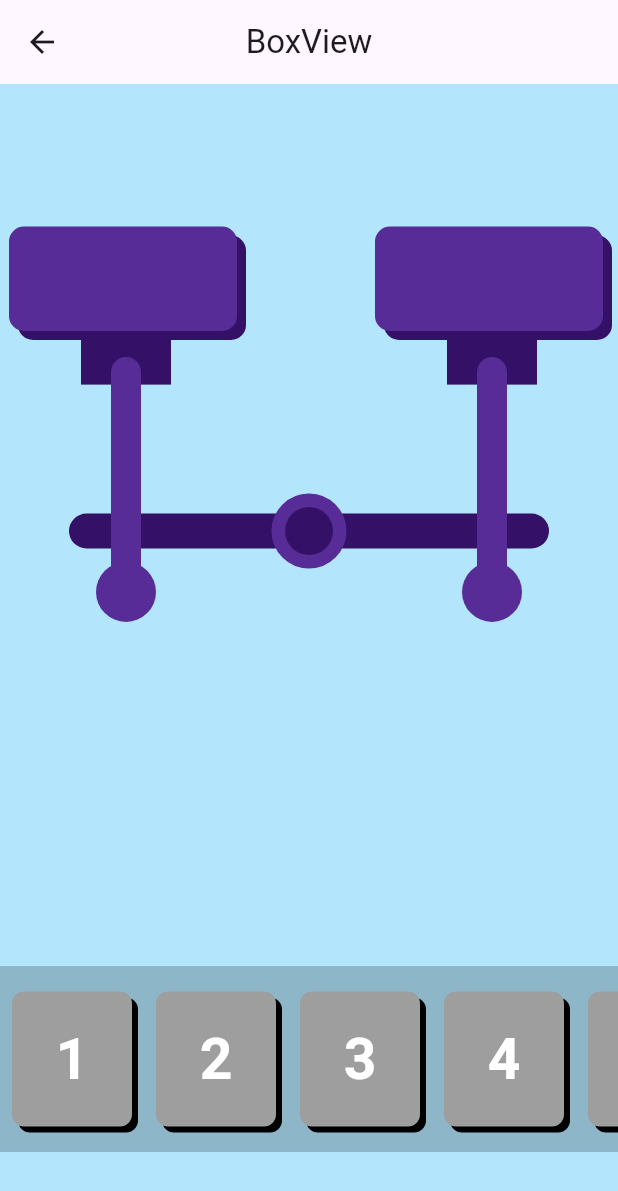
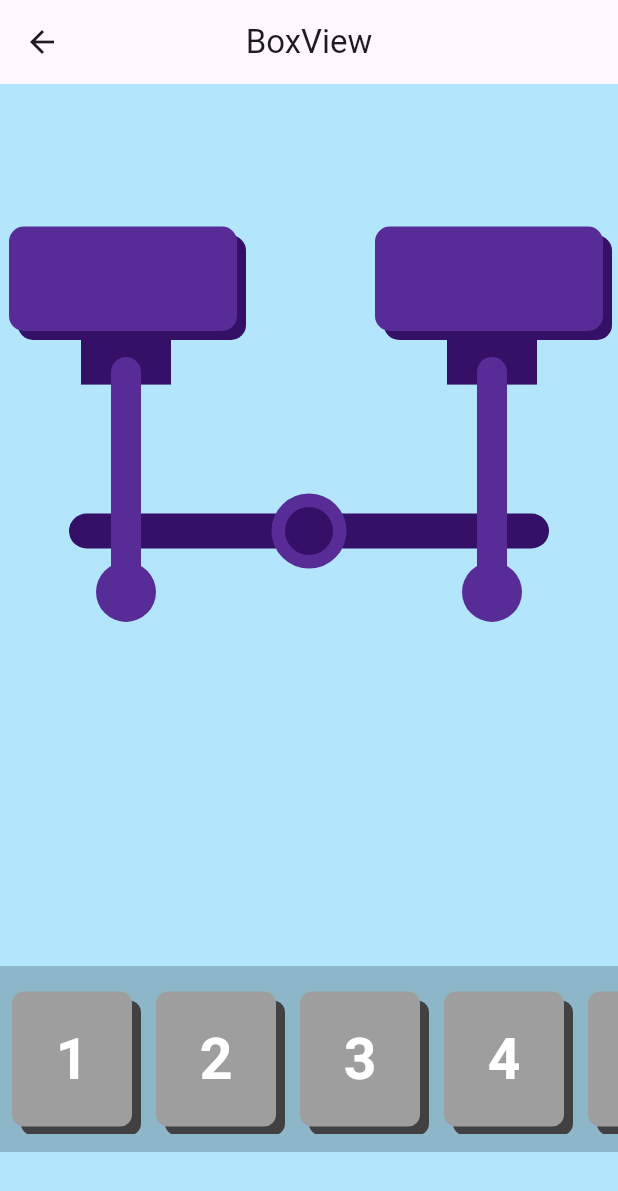
Before and after one commit to yeetologist/Number-Scaler, a Flutter app: the BoxView screen opened by its route, on a phone screen of 412 x 824 dp. Shown: the top 1191 px of the screen. Run offline on Flutter 3.47's test engine with Material 3 defaults, Android fonts, the phone set to English and light mode, and no system bars; our stand-ins replace get.

Commit message:
fix: colorsceme in number box drag

```diff
--- a/lib/app/global_widgets/number_box.dart
+++ b/lib/app/global_widgets/number_box.dart
@@ -23,15 +23,15 @@ class NumberBox extends StatelessWidget {
         borderRadius: BorderRadius.circular(8),
         boxShadow: [
           BoxShadow(
-            color: Colors.black,
+            color: const Color.fromARGB(255, 65, 65, 65),
             // blurRadius: 4,
-            offset: const Offset(4, 4),
+            offset: const Offset(6, 6),
           ),
         ],
       ),
       child: Center(
         child: Text(
-          number.toString(),
+          number.toStringAsFixed(0),
           style: const TextStyle(
             color: Colors.white,
             fontSize: 38,
```
